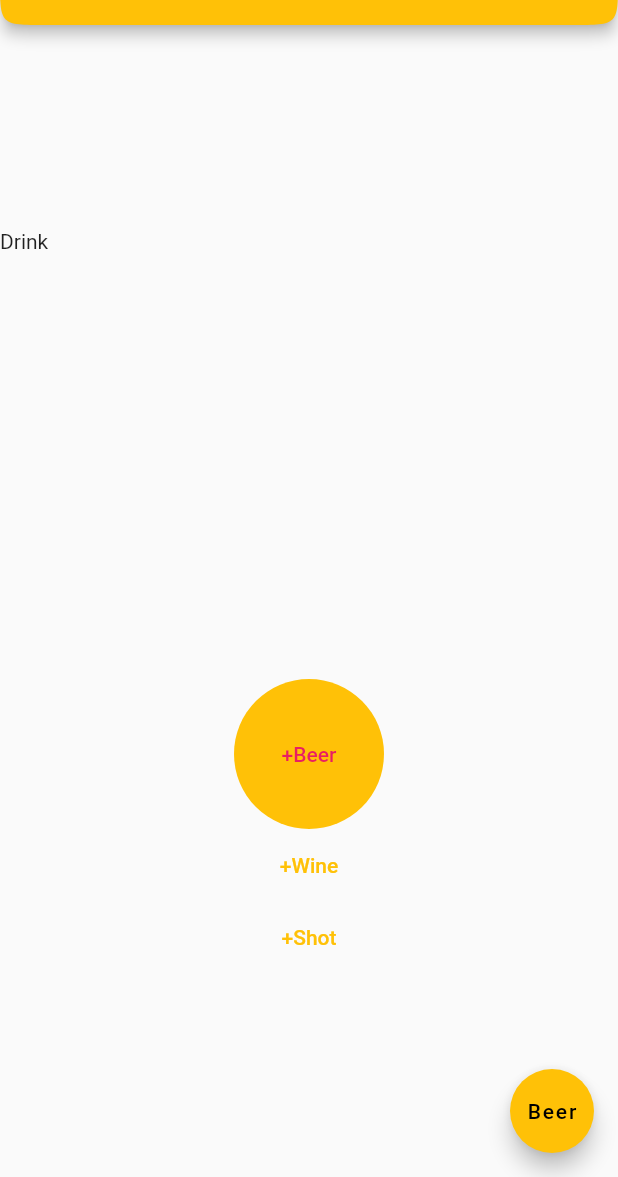
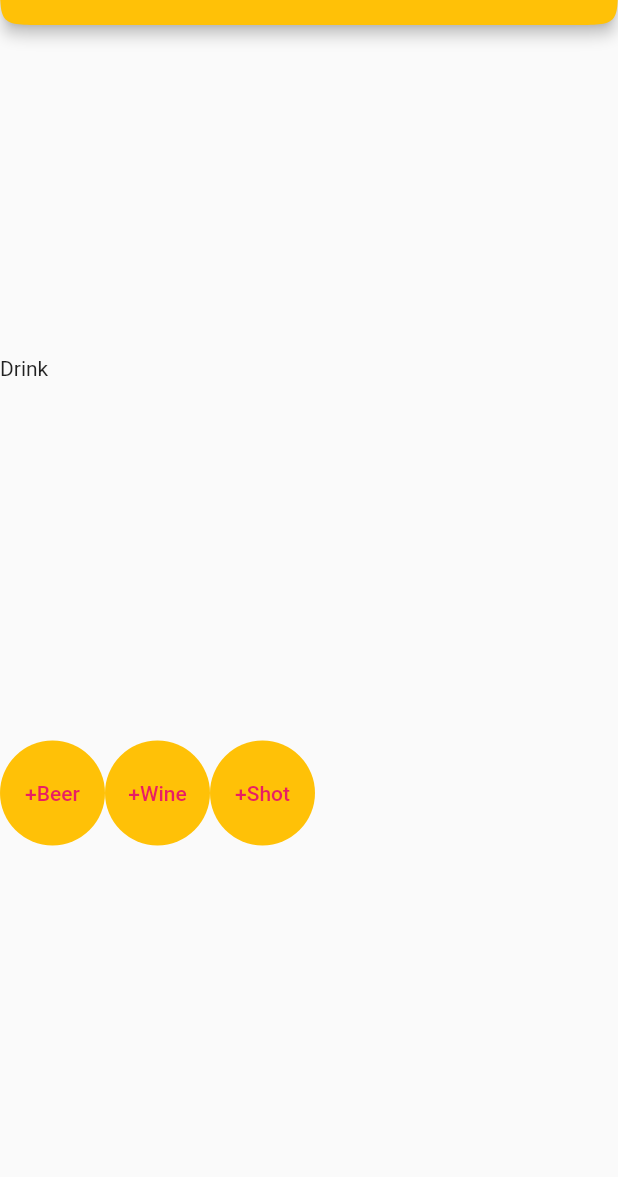
Before and after one commit to 4yjo/cheers, a Flutter app: the screen it shows after launch, after a tap on "+Beer", on a phone screen of 412 x 824 dp, the part 59-1236 px from its top. Run offline on Flutter 3.47's test engine with Material 2 defaults, Android fonts, the phone set to English and light mode, and no system bars.

Commit message:
todo: positioning

```diff
--- a/lib/main.dart
+++ b/lib/main.dart
@@ -79,7 +79,8 @@ class _MyHomeScreenState extends State<MyHomeScreen> {
           borderRadius: const BorderRadius.only(
             bottomLeft: Radius.circular(30.0),
             bottomRight: Radius.circular(30.0),
-          ),),
+          ),
+        ),
       ),
 
 
@@ -90,42 +91,51 @@ class _MyHomeScreenState extends State<MyHomeScreen> {
             mainAxisAlignment: MainAxisAlignment.center,
             children: <Widget>[
               new Container(
-                height: 300.0,
+                height: _maxHeigt,
                 child: new ListView(
                   children: _allDrinks,
                   scrollDirection: Axis.vertical,
                 ),
               ),
+                new Row(
+                  children: <Widget>[
                     new TextButton(
                         onPressed: _addNewDrink,
                         child: new Text('+Beer'),
                         style: TextButton.styleFrom(
                           primary: Colors.pink,
                           backgroundColor: Colors.amber,
-                    minimumSize: Size(100,100),
+                          minimumSize: Size(70,70),
                           shape: CircleBorder(),
                         )
                     ),
                     new TextButton(
                       onPressed: _addNewDrink,
                       child: new Text('+Wine'),
+                        style: TextButton.styleFrom(
+                          primary: Colors.pink,
+                          backgroundColor: Colors.amber,
+                          minimumSize: Size(70,70),
+                          shape: CircleBorder(),
+                        )
                     ),
                     new TextButton(
                       onPressed: _addNewDrink,
                       child: new Text('+Shot'),
+                        style: TextButton.styleFrom(
+                          primary: Colors.pink,
+                          backgroundColor: Colors.amber,
+                          minimumSize: Size(70,70),
+                          shape: CircleBorder(),
+                        )
                     ),
+                  ],
+                )
             ],
           ),
         );
       },
       ),
-
-      floatingActionButton: FloatingActionButton(
-        //onPressed: _incrementCounter,
-        onPressed: _addNewDrink,
-        tooltip: 'Increment',
-        child: Text('Beer'), //Icon(Icons.add),
-      ), // This trailing comma makes auto-formatting nicer for build methods.
     );
 
   }
```
Lines whose indentation alone changed are shown as unchanged.
